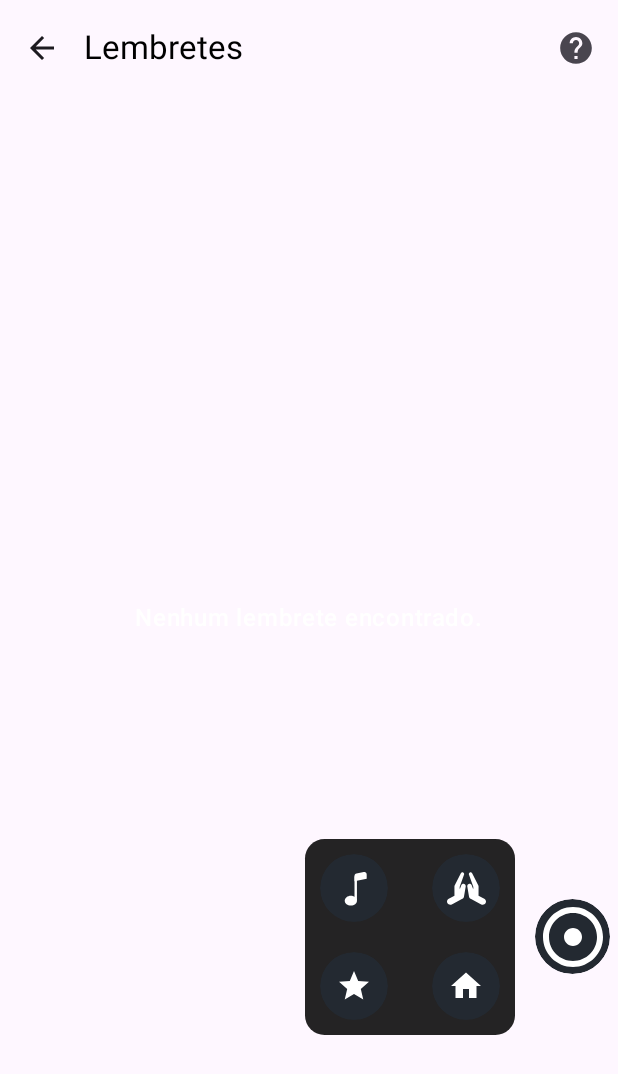
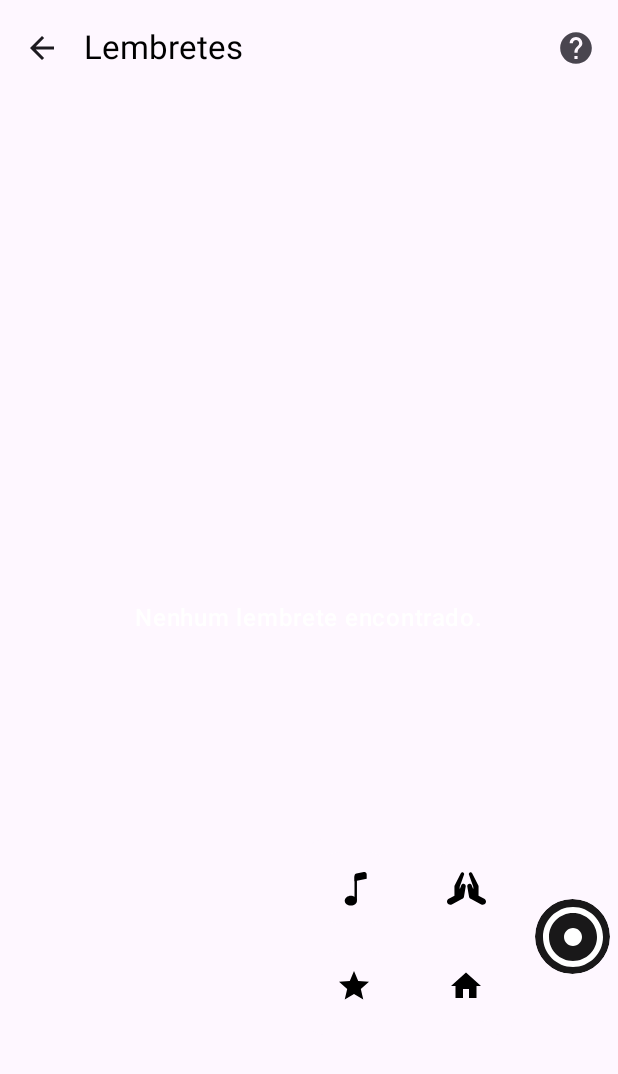
Before and after one commit to samuelsumbane/OremosChanganaPortugues, an Android app built with Jetpack Compose: the RemindersPage screen opened through its navigation route, after a tap on "Shortcuts", on a phone screen of 412 x 824 dp. Shown: the top 1074 px of the screen. Run offline under Robolectric (Android 15) with nearby library versions, the phone set to English and light mode, and no system bars.

Commit message:
optimizations for 4.0.1 version

```diff
--- a/app/src/main/java/com/samuel/oremoschanganapt/components/buttons/buttonsCompontents.kt
+++ b/app/src/main/java/com/samuel/oremoschanganapt/components/buttons/buttonsCompontents.kt
@@ -1,5 +1,6 @@
 package com.samuel.oremoschanganapt.components.buttons
 
+import androidx.compose.foundation.BorderStroke
 import androidx.compose.foundation.background
 import androidx.compose.foundation.border
 import androidx.compose.foundation.isSystemInDarkTheme
@@ -105,17 +106,15 @@ fun ShortcutButtonChild(
     iconModifier: Modifier = Modifier,
     onClick: () -> Unit
 ) {
-    val bgColor = if (!isSystemInDarkTheme()) LightSecondary else DarkSecondary
-
     IconButton(
-        modifier = modifier.then(Modifier.size(45.dp)),
-        colors = IconButtonDefaults.iconButtonColors(
-            containerColor = bgColor,
-            contentColor = MaterialTheme.colorScheme.primary
+        modifier = modifier.then(
+            Modifier
+                .size(45.dp)
+                .background(MaterialTheme.colorScheme.background, shape = RoundedCornerShape(15.dp))
         ),
         onClick = onClick
     ) {
-        Icon(icon, contentDescription = description, modifier = iconModifier, tint = Color.White)
+        Icon(icon, contentDescription = description, modifier = iconModifier, tint = MaterialTheme.colorScheme.tertiary)
     }
 }
 
@@ -134,11 +133,33 @@ fun NormalButton(
             contentColor = Color.White
         ),
         contentPadding = PaddingValues(0.dp),
-        shape = RoundedCornerShape(10.dp)
+//        shape = RoundedCornerShape(10.dp)
     ) {
         Text(text, color = Color.White)
     }
 }
+
+@Composable
+fun ReminderButton(
+    text: String,
+    onClick: () -> Unit
+) {
+    val mTheme = MaterialTheme.colorScheme
+    Button(
+        onClick = onClick,
+        modifier = Modifier.width(95.dp).height(40.dp),
+        colors = ButtonDefaults.buttonColors(
+            containerColor = mTheme.background.copy(alpha = 0.7f),
+            contentColor = mTheme.tertiary
+        ),
+        contentPadding = PaddingValues(0.dp),
+        shape = RoundedCornerShape(11.dp),
+    ) {
+        Text(text, color = MaterialTheme.colorScheme.tertiary)
+    }
+}
+
+
 
 @Composable
 fun CancelButton(
--- a/app/src/main/java/com/samuel/oremoschanganapt/components/buttons/shortcutsButton.kt
+++ b/app/src/main/java/com/samuel/oremoschanganapt/components/buttons/shortcutsButton.kt
@@ -146,7 +146,7 @@ fun ShortcutsButton(navController: NavController) {
                             .padding(end = 5.dp)
                             .width(140.dp)
                             .background(
-                                color = Color.Black.copy(alpha = 0.86f),
+                                color = MaterialTheme.colorScheme.background.copy(alpha = 0.97f),
                                 shape = RoundedCornerShape(10)
                             ),
                         verticalArrangement = Arrangement.SpaceAround
@@ -194,7 +194,7 @@ fun ShortcutsButton(navController: NavController) {
                 Spacer(Modifier.height(16.dp))
 
                 Column {
-                    val bgColor = if (!isSystemInDarkTheme()) LightSecondary else DarkSecondary
+//                    val bgColor = if (!isSystemInDarkTheme()) LightSecondary else DarkSecondary
 
                     IconButton(
                         modifier = Modifier
@@ -205,7 +205,7 @@ fun ShortcutsButton(navController: NavController) {
                                     offsetY += dragAmount.y
                                 }
                             },
-                        colors = IconButtonDefaults.iconButtonColors(containerColor = bgColor),
+                        colors = IconButtonDefaults.iconButtonColors(containerColor = Color.Black.copy(alpha = 0.90f)),
                         onClick = { isActive = !isActive }
                     ) {
                         Icon(
--- a/app/src/main/java/com/samuel/oremoschanganapt/db/data/songData.kt
+++ b/app/src/main/java/com/samuel/oremoschanganapt/db/data/songData.kt
@@ -1165,11 +1165,12 @@ val songsData = listOf(
 
     Song(id = 575, "035", "Latim", "Pater Noster", "", "Pater noster, qui es in caelis:\n sanctificetur nomen tuum;\n adveniat regnum tuum;\n fiat voluntas tua, sicut in caelo, et in terra.\n\n Panem nostrum quotidianum da nobis hodie;\n et dimitte nobis debita nostra,\n sicut et nos dimittimus debitoribus nostris;\n et ne nos inducas in tentationem;\n sed libera nos a malo.\n Amen."),
 
-    Song(id = 576, "036", "", "Magnificat", "", "4 voz: Nungungulo i mahile xilhamaliso (2x)\n Tod.: Nungungulo i mahile xilhamaliso\n Nzita mu bonga ha yine?\n Nzita mu nyika mbilo yanga\n Nzita mu bonga ha yine?\n Nzita mu nyika lirandzo langa.\n\n 1. Muhefemulo wa mina wa dumisa Hosi\n Ni moya wanga wa tsaka hi mintiro yakwe\n Hakuva i nzi mahile nanza gakwe\n A nzi lhawula, a nzi hanyisa (2x)\n\n 2. I mahile xilhamaliso hi ntamo wakwe\n Tixakeni tontle aveni wuxinji gakwe\n Aka vonitle lava vamu khizamelako\n I thlakekile a txanja gakwe (2x)\n\n 3. I hangalasile lav' ti kukumuxako\n I wisile tihosi le wukosini gabye\n I thakusile lava kutitsongohata\n I xurisile a zisiwana (2x)\n\n 4. I lhayisile Israeli - a nanza gakwe\n Na a alakanya a wuxinji gakwe\n A ka Abrahama ni npswalo wakwe\n Le'xitsumbiso xa va dadani (2x)\n\n 5. Ha dumisa Hosi - Nungungulo Dadani\n Ha dumisa Hosi Jesu - nwana kakwe\n Ha dumisa Hosi - Moya waku basa\n Hi malembe ni malembe."),
+    Song(id = 576, "036", "", "Nungungulo i mahile xilhamaliso", "", "4 voz: Nungungulo i mahile xilhamaliso (2x)\n Tod.: Nungungulo i mahile xilhamaliso\n Nzita mu bonga ha yine?\n Nzita mu nyika mbilo yanga\n Nzita mu bonga ha yine?\n Nzita mu nyika lirandzo langa.\n\n 1. Muhefemulo wa mina wa dumisa Hosi\n Ni moya wanga wa tsaka hi mintiro yakwe\n Hakuva i nzi mahile nanza gakwe\n A nzi lhawula, a nzi hanyisa (2x)\n\n 2. I mahile xilhamaliso hi ntamo wakwe\n Tixakeni tontle aveni wuxinji gakwe\n Aka vonitle lava vamu khizamelako\n I thlakekile a txanja gakwe (2x)\n\n 3. I hangalasile lav' ti kukumuxako\n I wisile tihosi le wukosini gabye\n I thakusile lava kutitsongohata\n I xurisile a zisiwana (2x)\n\n 4. I lhayisile Israeli - a nanza gakwe\n Na a alakanya a wuxinji gakwe\n A ka Abrahama ni npswalo wakwe\n Le'xitsumbiso xa va dadani (2x)\n\n 5. Ha dumisa Hosi - Nungungulo Dadani\n Ha dumisa Hosi Jesu - nwana kakwe\n Ha dumisa Hosi - Moya waku basa\n Hi malembe ni malembe."),
 
     Song(id = 577, "037", "", "Xuma xa mina I Xikwembu", "", "1. Se ndzi tile a kuva ndri ta nyikela\n Ka Xikwembu Tatana wa munene (2x)\n\n Solista: Xuma xa mina i Xikwembu\n Todos: Xuma xa mina i Xikwembu eh eh eh\n \tHinkwaswo swa mina hi Yena\n \tXuma lexi hi ta nyikela\n \tMhamba leyi yi ta saseka.\n\n 2. A mi nyikelo leyi ya wusiwana\n Yamukela Tatana wa munene (2x)\n\n 3. Xinkwa xa hina, vinya la hina\n Hi ku nyika hina vana va wena (2x)\n\n 4. Tirhu wa hina ni ti tsomba ha hina\n Yamukela muvumbi wa, hinkwaswo (2x)\n\n 5. Ni mi handru ya hina ni masinweni ya hina\n Yamukela we nwinyi wa hinkwaswo (2x)"),
 
     Song(id = 578, "038", "", "Ó khanimambo", "", "Coro: Tod.: Ó khanimambo, oh Xikwembo xanga (2x)\n Sol.: Xikwembu xa mina xindzi hlauliki\n Tod.: Khanimambo\n Sol.: Xindzi randza mini, xindzi yentxa wakwe\n Tod.: Khanimambo\n Sol.: Xikwembu xa mina xindzi xavile mina\n Tod.: Khanimambo\n Sol.: Xindzi xavile mina hi ngati yakwe\n Tod.: Khanimambo\n\n 1. Nini ku tsaka, nini ku khen\n loku kulo nhopfu a moyeni wa\n A lidzimi dzanga, dzi nge tlhamuse\n Le swinga kone a bilwini yanga.\n\n 2. Nini ku tsaka, siku dza namuti\n Ni mhaka ya leswi, A ndzi maheliki sw\n A ndzi tiyisile, a ndleleni yan\n Masiku yo tala wa ndzi pfunetela\n\n 3. A lirandzo dzakwe, dzi ndzi nyikile nta\n waku ku tirela, hi mbilo hinkwa\n yamukeka Hosi, utomi dzawan\n mine ndza ku nyika hi mbilu hinkwayo."),
+
 )
 
 
--- a/app/src/main/java/com/samuel/oremoschanganapt/view/settingsPackage/appearance.kt
+++ b/app/src/main/java/com/samuel/oremoschanganapt/view/settingsPackage/appearance.kt
@@ -1,7 +1,5 @@
 package com.samuel.oremoschanganapt.view.settingsPackage
 
-//import com.samuel.oremoschanganapt.functionsKotlin.ColorPickerHSV
-//import com.samuel.oremoschanganapt.getInitialThemeColor
 import android.os.Build
 import androidx.annotation.RequiresApi
 import androidx.compose.foundation.border
--- a/app/src/main/java/com/samuel/oremoschanganapt/view/sideBar/sibeBarComponents.kt
+++ b/app/src/main/java/com/samuel/oremoschanganapt/view/sideBar/sibeBarComponents.kt
@@ -46,6 +46,7 @@ import com.samuel.oremoschanganapt.functionsKotlin.updateLocale
 import com.samuel.oremoschanganapt.repository.ColorObject
 import com.samuel.oremoschanganapt.repository.Configs
 import com.samuel.oremoschanganapt.repository.Configs.appLocale
+import com.samuel.oremoschanganapt.repository.Configs.thememode
 import com.samuel.oremoschanganapt.saveFontSize
 import com.samuel.oremoschanganapt.saveLanguage
 import com.samuel.oremoschanganapt.saveThemeMode
@@ -64,11 +65,20 @@ fun AppearanceWidget(
     var visibleAppearanceTab by remember { mutableStateOf(false) }
     var mode by remember { mutableStateOf(modeSetting) }
     var showModeDialog by remember { mutableStateOf(false) }
+    val lightString = stringResource(R.string.light)
+    val darkString = stringResource(R.string.dark)
+    val systemString = stringResource(R.string.system)
+
     val modeOptions = mapOf(
-        stringResource(R.string.light) to "Light",
-        stringResource(R.string.dark) to "Dark",
-        stringResource(R.string.system) to "System"
+        lightString to "Light",
+        darkString to "Dark",
+        systemString to "System"
     )
+    val themeName = when(thememode) {
+        "Light" -> lightString
+        "Dark" -> darkString
+        else -> systemString
+    }
 
     val stringMode = stringResource(R.string.mode)
     var selectedModeOption by remember { mutableStateOf(mode) }
@@ -87,7 +97,7 @@ fun AppearanceWidget(
                 Spacer(modifier = Modifier.height(10.dp))
 
                 Column(Modifier.fillMaxWidth()) {
-                    KeyValueTextRow(key = stringMode, value = modeOptions[modeSetting] ?: stringResource(R.string.system)) {
+                    KeyValueTextRow(key = stringMode, value = themeName) {
                         showModeDialog = true
                     }
 
--- a/app/src/main/java/com/samuel/oremoschanganapt/view/states/AppState.kt
+++ b/app/src/main/java/com/samuel/oremoschanganapt/view/states/AppState.kt
@@ -11,4 +11,6 @@ object AppState {
 //    var configSongNumber by mutableIntStateOf(0)
     var isSearchInputVisible by mutableStateOf(false)
     var isContainerActive by mutableStateOf(false)
+    var isLoading by mutableStateOf(true)
+
 }
```
Also changed, not shown: app/src/main/java/com/samuel/oremoschanganapt/MainActivity.kt (+5 -2 lines), app/src/main/java/com/samuel/oremoschanganapt/components/widgets.kt (+17 -3 lines), app/src/main/java/com/samuel/oremoschanganapt/view/eachPage.kt (+9 -2 lines), app/src/main/java/com/samuel/oremoschanganapt/view/morepagesPackage/lovedDataPage.kt (+17 -9 lines), app/src/main/java/com/samuel/oremoschanganapt/view/morepagesPackage/remindersPages/configureReminder.kt (+29 -18 lines), app/src/main/java/com/samuel/oremoschanganapt/view/morepagesPackage/remindersPages/reminders.kt (+7 -15 lines), app/src/main/java/com/samuel/oremoschanganapt/view/sideBar/about.kt (+23 -20 lines).
